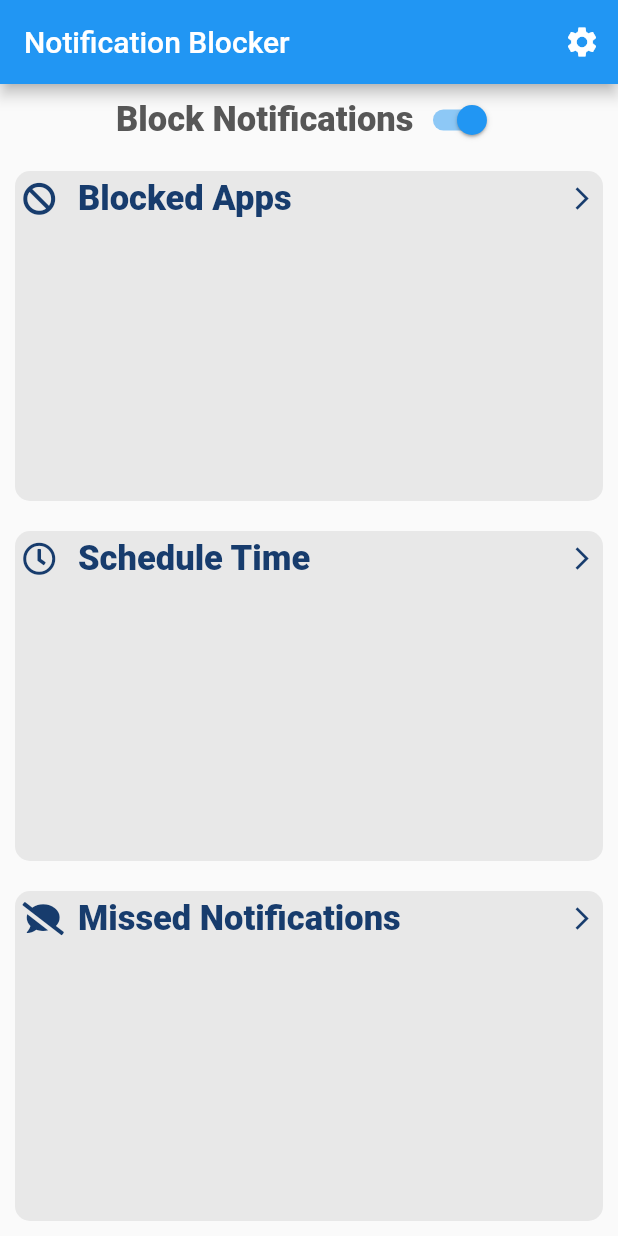
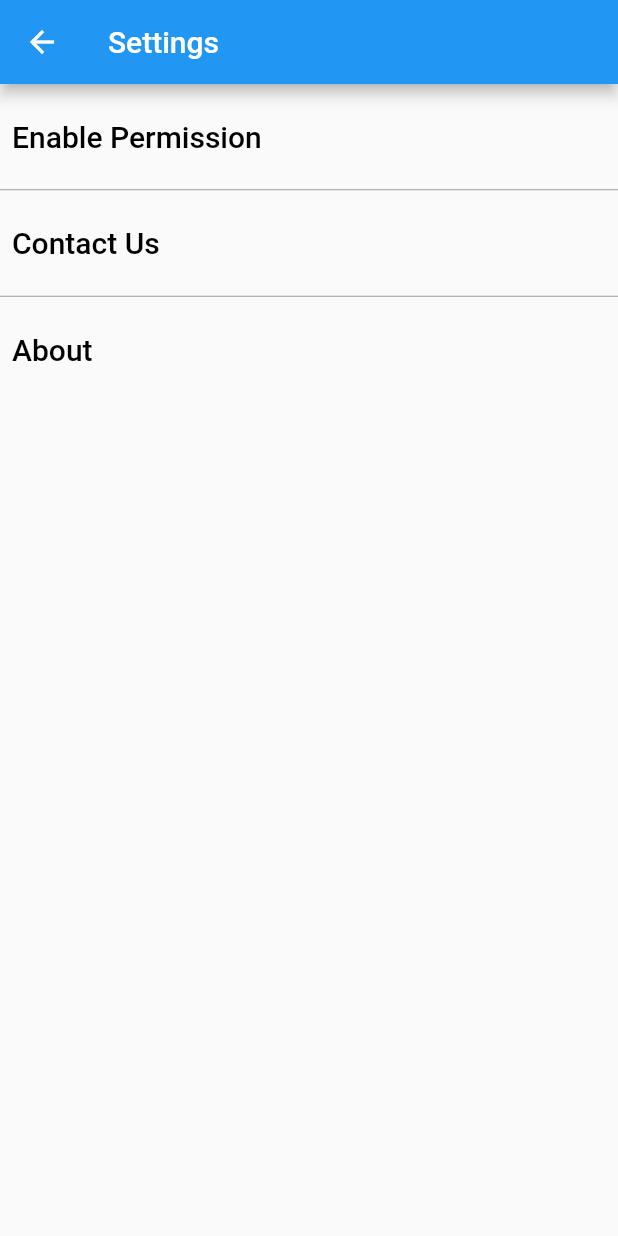
Before and after one commit to hoanvu1194/notification_blocker, a Flutter app: the screen it shows after launch, after a tap on the "settings" icon, on a phone screen of 412 x 824 dp. Run offline on Flutter 3.47's test engine with Material 2 defaults, Android fonts, the phone set to English and light mode, and no system bars; our stand-ins replace font_awesome_flutter.

Commit message:
implement GUI for settings screen

```diff
--- /dev/null
+++ b/lib/components/setting_item.dart
@@ -0,0 +1,31 @@
+import 'package:flutter/material.dart';
+import 'package:notification_blocker/constants.dart';
+
+class SettingItem extends StatelessWidget {
+  SettingItem({required this.label, required this.onPress});
+
+  final String label;
+  final VoidCallback onPress;
+
+  @override
+  Widget build(BuildContext context) {
+    return SizedBox(
+      height: 70.0,
+      width: double.infinity,
+      child: TextButton(
+        onPressed: onPress,
+        child: Text(
+          label,
+          style: TextStyle(
+            color: Colors.black,
+            fontSize: 20.0,
+          ),
+        ),
+        style: ButtonStyle(
+          alignment: Alignment.centerLeft,
+          foregroundColor: MaterialStateProperty.all<Color>(Colors.black),
+        ),
+      )
+    );
+  }
+}
--- a/lib/main.dart
+++ b/lib/main.dart
@@ -1,5 +1,6 @@
 import 'package:flutter/material.dart';
 import 'package:notification_blocker/screens/main_screen.dart';
+import 'package:notification_blocker/screens/settings_screen.dart';
 
 void main() => runApp(NotificationBlocker());
 
@@ -9,7 +10,8 @@ class NotificationBlocker extends StatelessWidget {
     return MaterialApp(
       initialRoute: MainScreen.id,
       routes: {
-        MainScreen.id: (context) => const MainScreen(title: 'Notification Blocker'),
+        MainScreen.id: (context) => const MainScreen(),
+        SettingsScreen.id: (context) => const SettingsScreen(),
       },
     );
   }
--- a/lib/screens/main_screen.dart
+++ b/lib/screens/main_screen.dart
@@ -2,36 +2,28 @@ import 'package:flutter/cupertino.dart';
 import 'package:flutter/material.dart';
 import 'package:font_awesome_flutter/font_awesome_flutter.dart';
 
+import 'package:notification_blocker/constants.dart';
 import 'package:notification_blocker/components/icon_content.dart';
-import 'package:notification_blocker/constants.dart';
 import 'package:notification_blocker/components/reusable_card.dart';
+import 'package:notification_blocker/screens/settings_screen.dart';
 
 class MainScreen extends StatefulWidget {
   static const String id = 'main_screen';
 
-  const MainScreen({Key? key, required this.title}) : super(key: key);
-
-  final String title;
+  const MainScreen({Key? key}) : super(key: key);
 
   @override
   State<MainScreen> createState() => _MainScreenState();
 }
 
 class _MainScreenState extends State<MainScreen> {
-  int _counter = 0;
   bool _switchValue = true;
-
-  void _incrementCounter() {
-    setState(() {
-      _counter++;
-    });
-  }
 
   @override
   Widget build(BuildContext context) {
     return Scaffold(
       appBar: AppBar(
-        title: Text(widget.title),
+        title: kAppTitle,
         actions: [
           IconButton(
             icon: const  Icon(
@@ -39,7 +31,8 @@ class _MainScreenState extends State<MainScreen> {
               color: Colors.white,
             ),
             onPressed: () {
-              // do something
+              //Go to settings screen.
+              Navigator.pushNamed(context, SettingsScreen.id);
             },
           )
         ],
--- /dev/null
+++ b/lib/screens/settings_screen.dart
@@ -0,0 +1,56 @@
+import 'package:flutter/cupertino.dart';
+import 'package:flutter/material.dart';
+
+import 'package:notification_blocker/constants.dart';
+import 'package:notification_blocker/components/setting_item.dart';
+
+class SettingsScreen extends StatefulWidget {
+  static const String id = 'settings_screen';
+
+  const SettingsScreen({Key? key}) : super(key: key);
+
+  @override
+  State<SettingsScreen> createState() => _SettingsScreenState();
+}
+
+class _SettingsScreenState extends State<SettingsScreen> {
+  @override
+  Widget build(BuildContext context) {
+    return Scaffold(
+      appBar: AppBar(
+        title: const Text('Settings'),
+      ),
+      body: Column(
+        crossAxisAlignment: CrossAxisAlignment.stretch,
+        children: <Widget>[
+          SettingItem(
+            label: 'Enable Permission',
+            onPress: () {
+
+            },
+          ),
+          Divider(
+            color: Colors.grey,
+            height: 1,
+          ),
+          SettingItem(
+            label: 'Contact Us',
+            onPress: () {
+
+            },
+          ),
+          Divider(
+            color: Colors.grey,
+            height: 1,
+          ),
+          SettingItem(
+            label: 'About',
+            onPress: () {
+
+            },
+          ),
+        ],
+      ),
+    );
+  }
+}
```
Also changed, not shown: lib/constants.dart (+2 -25 lines).
